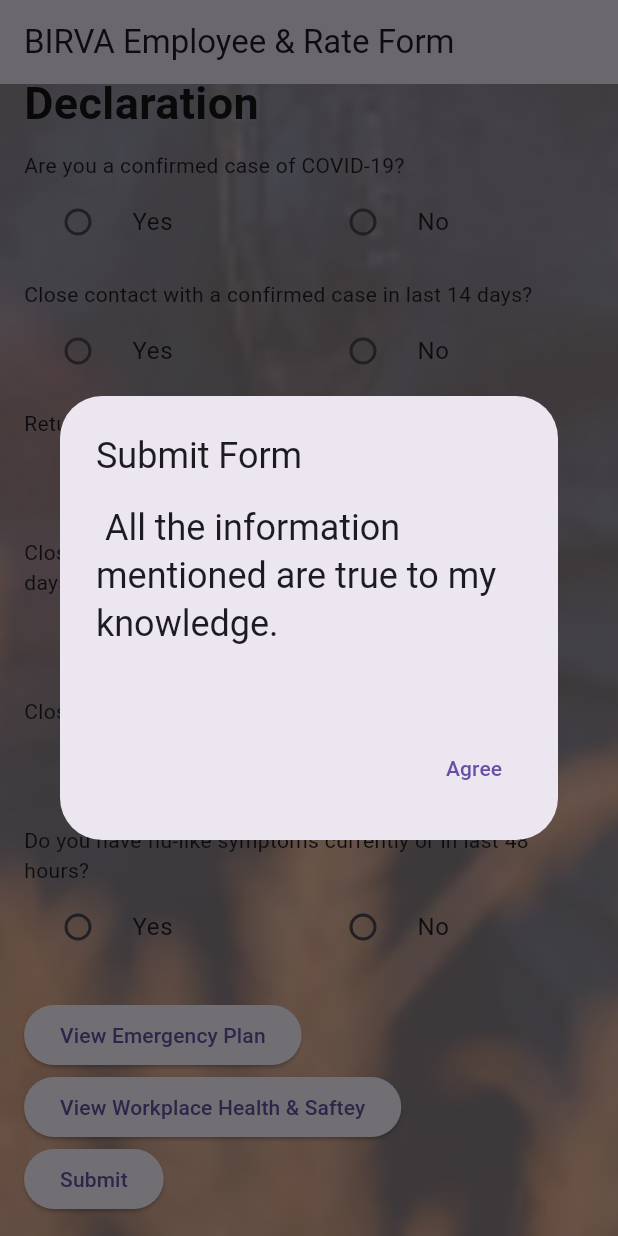
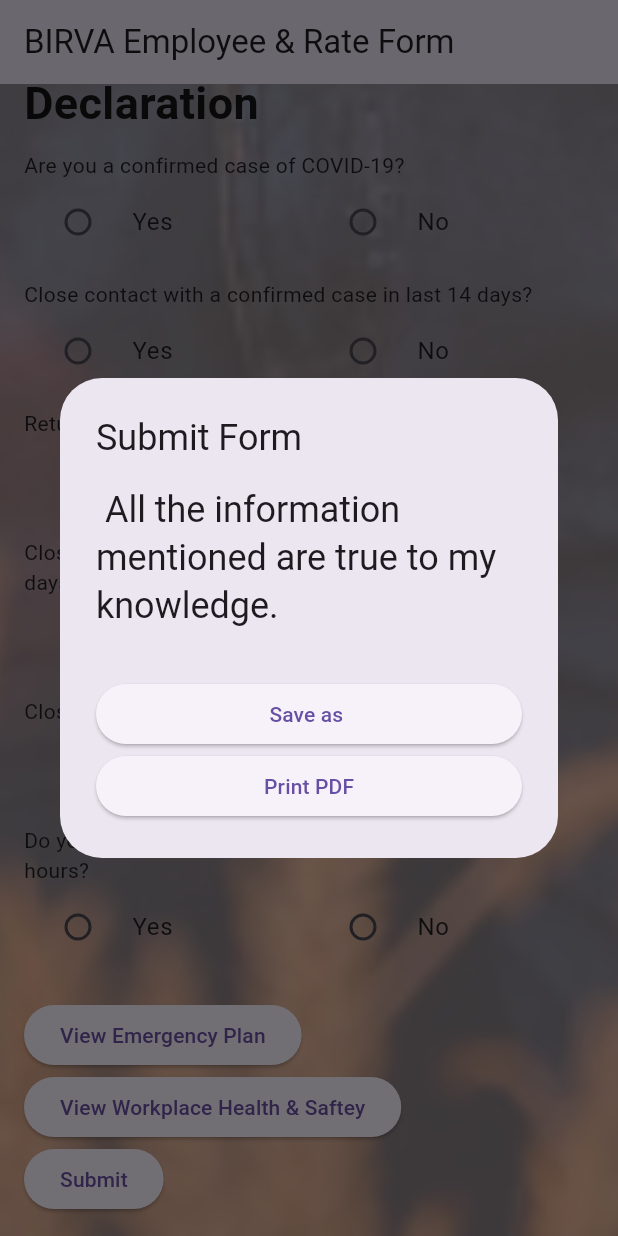
Before and after one commit to gauravCdac24/register_app, a Flutter app: the screen it shows after launch, scrolled down 3456 dp, after a tap on "Submit", on a phone screen of 412 x 824 dp. Run offline on Flutter 3.47's test engine with Material 3 defaults, Android fonts, the phone set to English and light mode, and no system bars; our stand-ins replace pdf, permission_handler, printing; missing offline and left inert: excel.

Commit message:
added button for save nd print

```diff
--- a/lib/main.dart
+++ b/lib/main.dart
@@ -1,5 +1,12 @@
 import 'package:flutter/material.dart';
 import 'package:register_app/splashscreen.dart';
+import 'package:pdf/pdf.dart';
+import 'package:printing/printing.dart';
+import 'package:register_app/printopdf.dart' as printopdf;
+import 'package:excel/excel.dart';
+import 'package:path_provider/path_provider.dart';
+import 'package:permission_handler/permission_handler.dart';
+import 'dart:io';
 
 void main() => runApp(
   MaterialApp(
@@ -41,6 +48,33 @@ class _EmployeeFormPageState extends State<EmployeeFormPage> {
   String? otherEmploymentStatus;
   bool showOtherType = false;
   String? otherType;
+
+  Map<String, String> formData = {
+    'First Name': '',
+    'Last Name': '',
+    'Address': '',
+    'Contact No': '',
+    'Email': '',
+    'Date of Birth': '',
+    'Tax File Number': '',
+    'Country': '',
+    'Visa Type': '',
+    'Visa From': '',
+    'Visa To': '',
+    'Passport Number': '',
+    'Employment Start Date': '',
+    'Employment Status': '',
+    'Employment Type': '',
+    'Ordinary Hours Worked': '',
+    'Method of Pay': '',
+    'Pay Period': '',
+    'Super Fund Name': '',
+    'Membership Number': '',
+    'Bank Name': '',
+    'Account Name': '',
+    'BSB': '',
+    'Account Number': '',
+  };
 
   List<String> covidAnswers = List.filled(6, '');
   List<bool> inductionChecklist = List.filled(9, false);
@@ -122,7 +156,7 @@ class _EmployeeFormPageState extends State<EmployeeFormPage> {
                 fontWeight: FontWeight.bold,
               ),
             ),
-            onChanged: (val) => firstName = val,
+            onChanged: (val) => formData['firstName'] = val,
           ),
         ),
         SizedBox(width: 10),
@@ -1064,25 +1098,60 @@ class _EmployeeFormPageState extends State<EmployeeFormPage> {
                   " All the information mentioned are true to my knowledge. \n",
                   style: Theme.of(context).textTheme.headlineSmall,
                 ),
-                //ElevatedButton(onPressed:  , child: Text("Submit")),
-                //ElevatedButton(onPressed: , child: Text("Print"))
+                ElevatedButton(
+                  onPressed: () {
+                    if (_formKey.currentState!.validate()) {
+                      saveFormAsExcel(formData);
+                      Navigator.of(context).pop();
+                    }
+                  },
+                  child: Text("Save as "),
+                ),
+                ElevatedButton(
+                  onPressed: () {
+                    if (_formKey.currentState!.validate()) {
+                      print(formData['firstName']);
+                      final pdfData = printopdf.generatePdfDocument(formData);
+                      Printing.layoutPdf(
+                        onLayout: (PdfPageFormat format) async => pdfData,
+                      );
+                      Navigator.of(context).pop();
+                    }
+                  },
+                  child: Text("Print PDF"),
+                ),
               ],
             ),
           ),
-          actions: [
-            TextButton(
-              onPressed: () {
-                setState(() {
-                  hasEmergencyPlan =
-                      true; // Assuming you have a hasAgreed variable
-                });
-                Navigator.of(context).pop();
-              },
-              child: Text("Agree"),
-            ),
-          ],
         );
       },
     );
   }
+
+  Future<void> saveFormAsExcel(Map<String, String> formData) async {
+    var excel = Excel.createExcel(); // creates a new excel file
+    Sheet sheet = excel['Sheet1'];
+
+    // Write headers and values
+    int row = 0;
+    formData.forEach((key, value) {
+      sheet
+        ..cell(CellIndex.indexByString("A${row + 1}")).value = formData[key]
+        ..cell(CellIndex.indexByString("B${row + 1}")).value = formData[value];
+      row++;
+    });
+
+    // Get path and save
+    final status = await Permission.storage.request();
+    if (status.isGranted) {
+      final directory = await getExternalStorageDirectory();
+      String outputFile = "${directory!.path}/form_data.xlsx";
+      File(outputFile)
+        ..createSync(recursive: true)
+        ..writeAsBytesSync(excel.encode()!);
+      print("Excel saved to: $outputFile");
+    } else {
+      print("Storage permission not granted.");
+    }
+  }
 }
--- a/pubspec.yaml
+++ b/pubspec.yaml
@@ -30,11 +30,14 @@ environment:
 dependencies:
   flutter:
     sdk: flutter
+  excel: ^2.1.0
+  pdf: ^3.11.3
+  printing: ^5.14.2
 
   # The following adds the Cupertino Icons font to your application.
   # Use with the CupertinoIcons class for iOS style icons.
   cupertino_icons: ^1.0.8
-  syncfusion_flutter_xlsio: ^30.1.39
+  syncfusion_flutter_xlsio: ^29.2.11
   path_provider: ^2.1.1
   permission_handler: ^11.3.0
 dev_dependencies:
```
Also changed, not shown: lib/printopdf.dart (added, +25 -0 lines), pubspec.lock, 6 other files.
